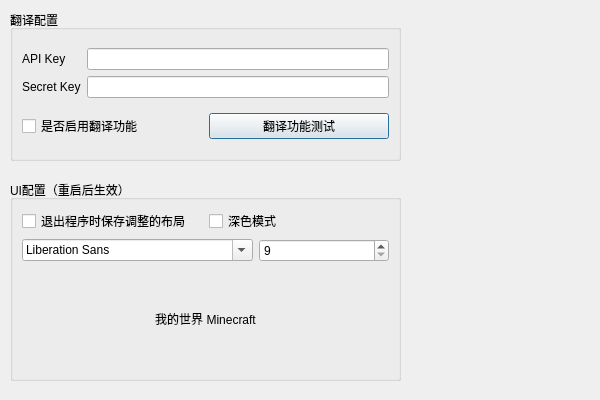
First picture: the form in Settings.ui, repository MonianHello/JSON-i18n, before the edit.
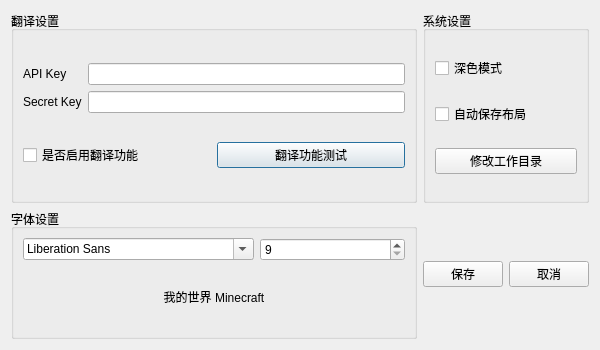
Second picture: the form after the edit.

Commit message: 设置页面半完成

```diff
--- a/Settings.ui
+++ b/Settings.ui
@@ -10,7 +10,7 @@
     <x>0</x>
     <y>0</y>
     <width>600</width>
-    <height>400</height>
+    <height>350</height>
    </rect>
   </property>
   <property name="sizePolicy">
@@ -22,13 +22,7 @@
   <property name="minimumSize">
    <size>
     <width>600</width>
-    <height>400</height>
-   </size>
-  </property>
-  <property name="maximumSize">
-   <size>
-    <width>600</width>
-    <height>400</height>
+    <height>350</height>
    </size>
   </property>
   <property name="windowTitle">
@@ -37,15 +31,9 @@
   <property name="modal">
    <bool>true</bool>
   </property>
+  <layout class="QGridLayout" name="gridLayout_2">
+   <item row="0" column="0">
   <widget class="QGroupBox" name="groupBox">
-   <property name="geometry">
-    <rect>
-     <x>10</x>
-     <y>10</y>
-     <width>391</width>
-     <height>151</height>
-    </rect>
-   </property>
    <property name="sizePolicy">
     <sizepolicy hsizetype="Expanding" vsizetype="Expanding">
      <horstretch>0</horstretch>
@@ -59,7 +47,7 @@
     <string/>
    </property>
    <property name="title">
-    <string>翻译配置</string>
+      <string>翻译设置</string>
    </property>
    <layout class="QGridLayout" name="gridLayout">
     <item row="1" column="0">
@@ -129,20 +117,60 @@
     </item>
    </layout>
   </widget>
+   </item>
+   <item row="0" column="1">
+    <widget class="QGroupBox" name="groupBox_3">
+     <property name="title">
+      <string>系统设置</string>
+     </property>
+     <layout class="QVBoxLayout" name="verticalLayout_3">
+      <item>
+       <widget class="QCheckBox" name="darkModeCheckBox">
+        <property name="text">
+         <string>深色模式</string>
+        </property>
+       </widget>
+      </item>
+      <item>
+       <widget class="QCheckBox" name="autoSaveLayoutCheckBox">
+        <property name="text">
+         <string>自动保存布局</string>
+        </property>
+       </widget>
+      </item>
+      <item>
+       <widget class="QPushButton" name="moveWorkFolderPushButton">
+        <property name="text">
+         <string>修改工作目录</string>
+        </property>
+       </widget>
+      </item>
+     </layout>
+    </widget>
+   </item>
+   <item row="1" column="0">
   <widget class="QGroupBox" name="groupBox_2">
-   <property name="geometry">
-    <rect>
-     <x>10</x>
-     <y>180</y>
-     <width>391</width>
-     <height>201</height>
-    </rect>
-   </property>
    <property name="title">
-    <string>UI配置（重启后生效）</string>
+      <string>字体设置</string>
    </property>
    <layout class="QGridLayout" name="gridLayout_4">
     <item row="1" column="0" colspan="2">
+       <widget class="QLabel" name="fontPreviewLabel">
+        <property name="minimumSize">
+         <size>
+          <width>0</width>
+          <height>60</height>
+         </size>
+        </property>
+        <property name="text">
+         <string>我的世界 Minecraft</string>
+        </property>
+        <property name="alignment">
+         <set>Qt::AlignCenter</set>
+        </property>
+       </widget>
+      </item>
+      <item row="0" column="0" colspan="2">
      <layout class="QGridLayout" name="gridLayout_3">
       <item row="0" column="1">
        <widget class="QSpinBox" name="fontSizeSpinBox">
@@ -159,32 +187,34 @@
       </item>
      </layout>
     </item>
-    <item row="2" column="0" colspan="2">
-     <widget class="QLabel" name="fontPreviewLabel">
-      <property name="text">
-       <string>我的世界 Minecraft</string>
-      </property>
-      <property name="alignment">
-       <set>Qt::AlignCenter</set>
-      </property>
-     </widget>
-    </item>
-    <item row="0" column="0">
-     <widget class="QCheckBox" name="checkBox">
+     </layout>
+    </widget>
+   </item>
+   <item row="1" column="1">
+    <layout class="QHBoxLayout" name="horizontalLayout_2">
+     <item>
+      <widget class="QPushButton" name="savePushButton">
+       <property name="sizePolicy">
+        <sizepolicy hsizetype="Minimum" vsizetype="Fixed">
+         <horstretch>0</horstretch>
+         <verstretch>0</verstretch>
+        </sizepolicy>
+       </property>
       <property name="text">
-       <string>退出程序时保存调整的布局</string>
+        <string>保存</string>
       </property>
      </widget>
     </item>
-    <item row="0" column="1">
-     <widget class="QCheckBox" name="checkBox_2">
+     <item>
+      <widget class="QPushButton" name="cancelPushButton">
       <property name="text">
-       <string>深色模式</string>
+        <string>取消</string>
       </property>
      </widget>
     </item>
    </layout>
-  </widget>
+   </item>
+  </layout>
  </widget>
  <resources/>
  <connections/>
```
Left out of the diff: 19 changed lines with no effect on the pictures. Lines whose indentation alone changed are shown as unchanged. The commit also changes 3 other files.
